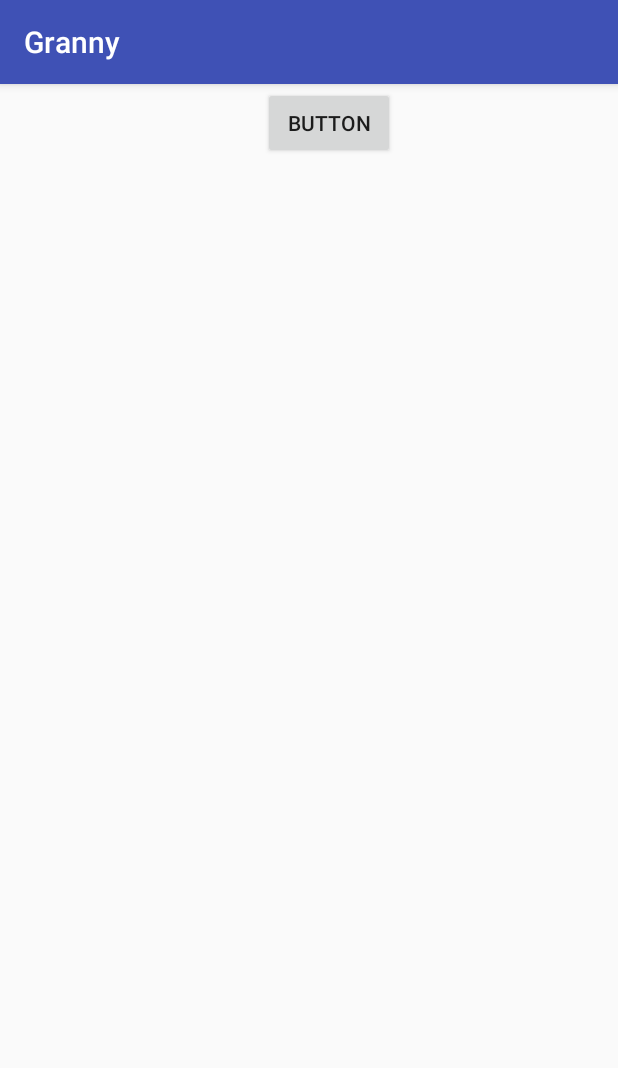
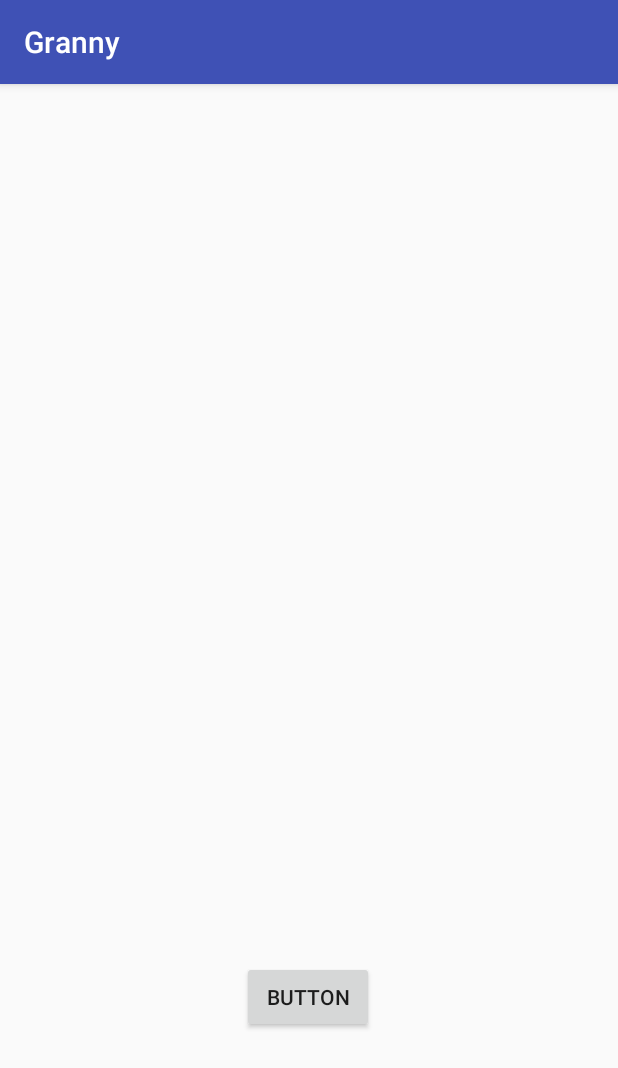
Before and after one commit to MingquanLiu/Granny, an Android app: the screen it shows after launch (MainActivity), on a phone screen of 412 x 824 dp. Shown: the top 1068 px of the screen. Run offline under Robolectric (Android 15) with nearby library versions, the phone set to English and light mode, and no system bars; pictures from the network do not load.

Commit message:
change on UI

```diff
--- a/app/src/main/java/com/example/mikel/granny/Controller/NotificationControl.java
+++ b/app/src/main/java/com/example/mikel/granny/Controller/NotificationControl.java
@@ -1,22 +1,12 @@
 package com.example.mikel.granny.Controller;
 
-import android.app.Activity;
-import android.app.AlertDialog;
 import android.app.Notification;
 import android.app.NotificationChannel;
 import android.app.NotificationManager;
 import android.app.PendingIntent;
-import android.app.TaskStackBuilder;
 import android.content.Context;
-import android.content.DialogInterface;
 import android.content.Intent;
-import android.media.RingtoneManager;
-import android.net.Uri;
-import android.os.Build;
 import android.support.v4.app.NotificationCompat;
-import android.support.v7.app.AppCompatActivity;
-import android.os.Bundle;
-import android.util.Log;
 
 import com.example.mikel.granny.R;
 import com.example.mikel.granny.WhatsappAutoSelectActivity;
@@ -89,7 +79,7 @@ public class NotificationControl {
         if (android.os.Build.VERSION.SDK_INT >= 26) {
             NotificationChannel mChannel = new NotificationChannel(CHANNEL_ID, name, importance);
             notification = new NotificationCompat.Builder(context)
-                    .setSmallIcon(R.drawable.ic_action_name)
+                    .setSmallIcon(R.drawable.grandma3)
                     .setContentTitle(title)
                     .setContentText(text)
                     .setChannelId(CHANNEL_ID)
@@ -103,7 +93,7 @@ public class NotificationControl {
             NM.createNotificationChannel(mChannel);
         }else{
             notification = new NotificationCompat.Builder(context)
-                    .setSmallIcon(R.drawable.ic_action_name)
+                    .setSmallIcon(R.drawable.grandma3)
                     .setContentTitle(title)
                     .setContentText(text)
 //                    .setChannelId(CHANNEL_ID)
--- a/app/src/main/res/layout/activity_main.xml
+++ b/app/src/main/res/layout/activity_main.xml
@@ -10,25 +10,30 @@
         android:id="@+id/button_id"
         android:layout_width="wrap_content"
         android:layout_height="wrap_content"
+        android:layout_marginBottom="7dp"
         android:layout_marginEnd="135dp"
         android:layout_marginStart="161dp"
-        android:layout_marginTop="2dp"
+        android:layout_marginTop="456dp"
         android:text="Button"
+        app:layout_constraintBottom_toBottomOf="parent"
         app:layout_constraintEnd_toEndOf="parent"
+        app:layout_constraintHorizontal_bias="0.0"
         app:layout_constraintStart_toStartOf="parent"
         app:layout_constraintTop_toTopOf="parent" />
 
     <ImageView
         android:id="@+id/imageView"
-        android:layout_width="371dp"
-        android:layout_height="366dp"
-        android:layout_marginBottom="64dp"
-        android:layout_marginEnd="4dp"
-        android:layout_marginStart="9dp"
+        android:layout_width="335dp"
+        android:layout_height="341dp"
+        android:layout_marginBottom="68dp"
+        android:layout_marginEnd="24dp"
+        android:layout_marginStart="25dp"
+        android:layout_marginTop="102dp"
         android:visibility="invisible"
         app:layout_constraintBottom_toBottomOf="parent"
         app:layout_constraintEnd_toEndOf="parent"
         app:layout_constraintStart_toStartOf="parent"
+        app:layout_constraintTop_toTopOf="parent"
         app:srcCompat="@drawable/common_google_signin_btn_icon_dark" />
 
 </android.support.constraint.ConstraintLayout>
--- a/app/src/main/res/mipmap-anydpi-v26/ic_launcher.xml
+++ b/app/src/main/res/mipmap-anydpi-v26/ic_launcher.xml
@@ -1,5 +1,5 @@
 <?xml version="1.0" encoding="utf-8"?>
 <adaptive-icon xmlns:android="http://schemas.android.com/apk/res/android">
     <background android:drawable="@drawable/ic_launcher_background"/>
-    <foreground android:drawable="@drawable/ic_launcher_foreground"/>
+    <foreground android:drawable="@drawable/grandma2"/>
 </adaptive-icon>
```
Also changed, not shown: app/src/main/res/drawable/grandma.png (added), app/src/main/res/drawable/grandma1.png (added), app/src/main/res/drawable/grandma2.png (added), app/src/main/res/drawable/grandma3.png (added).
